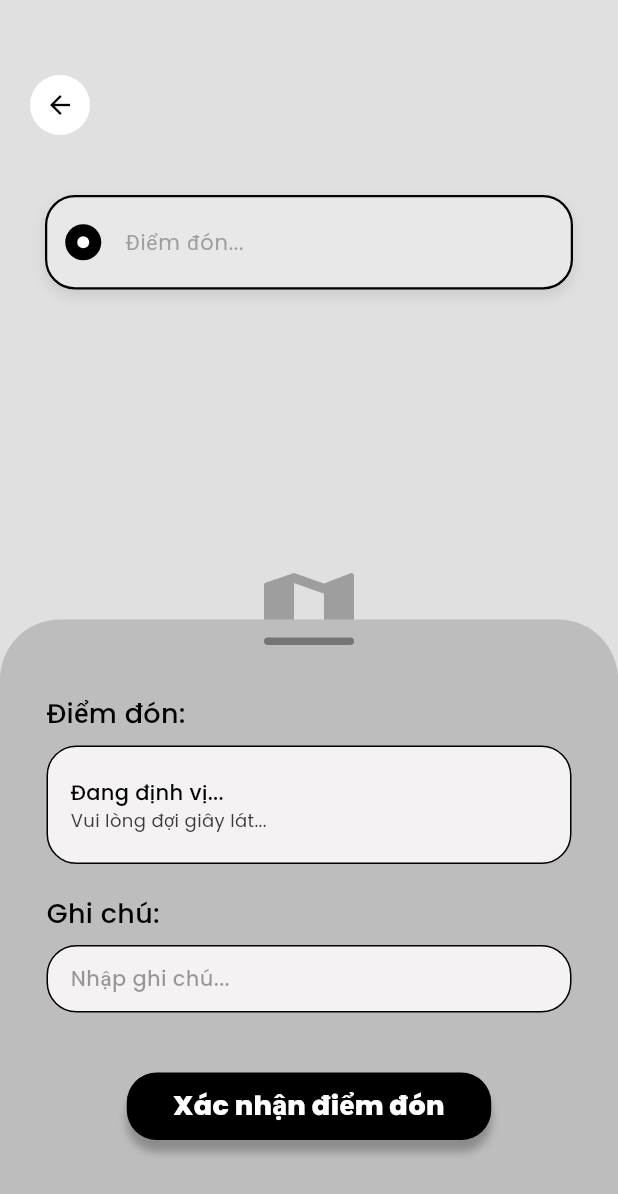
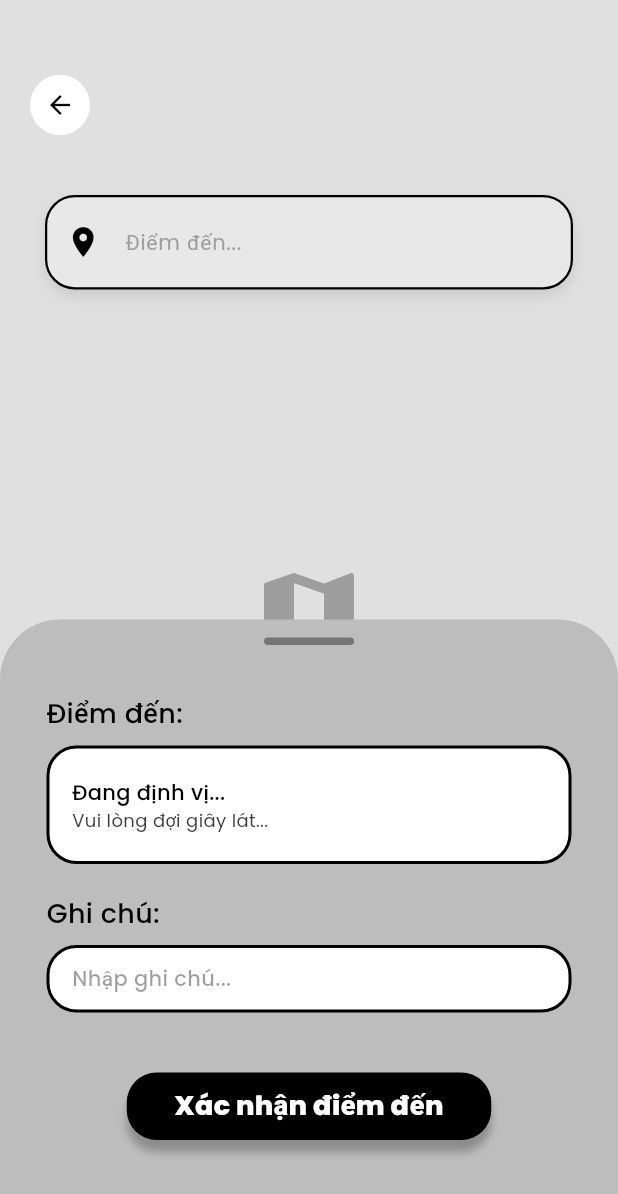
Before and after one commit to nguyentrungchihao8809/fontend-Dhay, a Flutter app: the screen it shows after launch, on a phone screen of 412 x 824 dp. Shown: the top 1194 px of the screen. Run offline on Flutter 3.47's test engine with Material 3 defaults, Android fonts, the phone set to English and light mode, and no system bars; our stand-ins replace dartz, dio, equatable, firebase_core, firebase_messaging, flutter_bloc and 3 more; accounts and stored records are empty.

Commit message:
update destination_lct

```diff
--- a/lib/features/destination_lct/presentation/pages/destination_lct_page.dart
+++ b/lib/features/destination_lct/presentation/pages/destination_lct_page.dart
@@ -68,7 +68,7 @@ class DestinationLctPage extends StatelessWidget {
       height: 411,
       width: double.infinity,
       decoration: const BoxDecoration(
-        color: Color(0xFFD9D8D8), // Màu xám panel
+        color: Color(0xFFBDBDBD), // Màu xám panel
         borderRadius: BorderRadius.vertical(top: Radius.circular(40)),
       ),
       padding: const EdgeInsets.symmetric(horizontal: 31),
@@ -104,7 +104,7 @@ class DestinationLctPage extends StatelessWidget {
               _infoCard(name, addr, 79),
               const SizedBox(height: 20),
               _labelText("Ghi chú:"),
-              _infoCard("Nhập ghi chú cho điểm đến...", "", 45, isHint: true),
+              _infoCard("Nhập ghi chú...", "", 45, isHint: true),
               const SizedBox(height: 40),
               _buildConfirmButton(),
             ],
--- a/lib/main.dart
+++ b/lib/main.dart
@@ -201,7 +201,7 @@ class MyApp extends StatelessWidget {
           scaffoldBackgroundColor: AppColors.background,
           fontFamily: 'Poppins',
         ),
-        initialRoute: '/pickup_lct',
+        initialRoute: '/destination_lct',
 
         routes: {
           '/intro': (context) => const IntroPage(),
```
